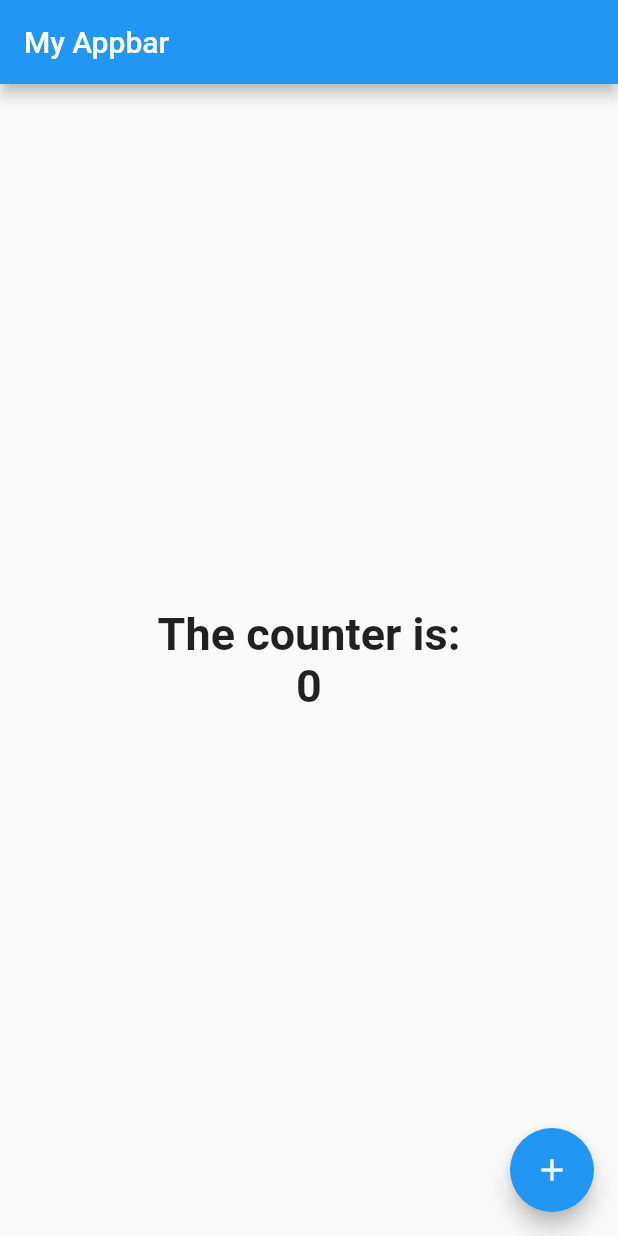
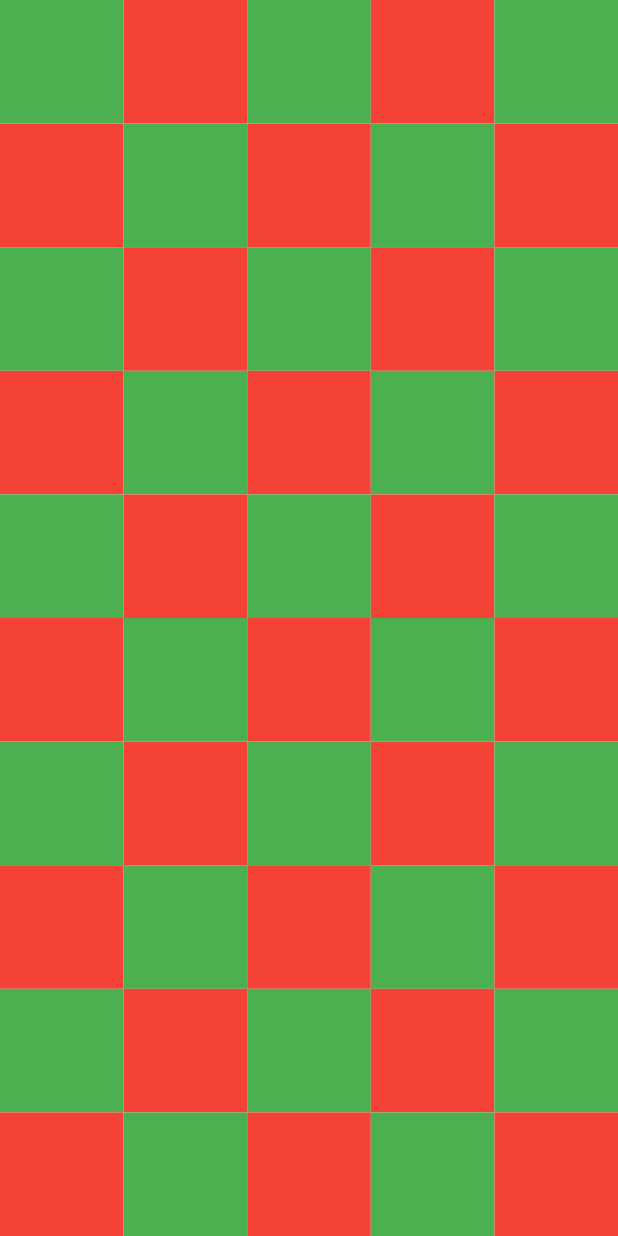
Before and after one commit to Suraj-Subedi/flutter_group2, a Flutter app: the screen it shows after launch, on a phone screen of 412 x 824 dp. Run offline on Flutter 3.47's test engine with Material 2 defaults, Android fonts, the phone set to English and light mode, and no system bars.

Commit message:
layout in flutter

```diff
--- a/lib/main.dart
+++ b/lib/main.dart
@@ -1,54 +1,83 @@
 import 'package:flutter/material.dart';
 
 void main() {
-  runApp(const MaterialApp(
-    home: MyHome(),
-  ));
+  runApp(const MyApp());
 }
 
-class MyHome extends StatefulWidget {
-  const MyHome({super.key});
+class MyApp extends StatelessWidget {
+  const MyApp({super.key});
+
+  // This widget is the root of your application.
+  @override
+  Widget build(BuildContext context) {
+    return MaterialApp(
+      debugShowCheckedModeBanner: false,
+      title: 'Flutter Demo',
+      theme: ThemeData(
+        primarySwatch: Colors.blue,
+      ),
+      home: const MyHomePage(title: 'Flutter Demo Home Page'),
+    );
+  }
+}
+
+class MyHomePage extends StatefulWidget {
+  const MyHomePage({super.key, required this.title});
+
+  final String title;
 
   @override
-  State<MyHome> createState() => _MyHomeState();
+  State<MyHomePage> createState() => _MyHomePageState();
 }
 
-class _MyHomeState extends State<MyHome> {
-  int counter = 0;
+class _MyHomePageState extends State<MyHomePage> {
   @override
   Widget build(BuildContext context) {
     return Scaffold(
-      appBar: AppBar(
-        title: const Text('My Appbar'),
+      body: SingleChildScrollView(
+        child: SizedBox(
+          child: Wrap(
+            // mainAxisAlignment: MainAxisAlignment.spaceEvenly,
+            // crossAxisAlignment: CrossAxisAlignment.center,
+            children: [
+              for (int i = 0; i < 100; i++)
+                Row(
+                  children: [
+                    for (int j = 0; j < 5; j++)
+                      Expanded(
+                        child: AspectRatio(
+                          aspectRatio: 1,
+                          child: Container(
+                            color: j % 2 == 0
+                                ? i % 2 == 0
+                                    ? Colors.green
+                                    : Colors.red
+                                : i % 2 == 0
+                                    ? Colors.red
+                                    : Colors.green,
+                          ),
+                        ),
+                      ),
+                  ],
+                ),
+
+              // Expanded(
+              //   flex: 1,
+              //   child: Container(
+              //     height: 200,
+              //     color: Colors.green,
+              //   ),
+              // ),
+              // Expanded(
+              //   child: Container(
+              //     height: 200,
+              //     color: Colors.blue,
+              //   ),
+              // ),
+            ],
+          ),
+        ),
       ),
-      body: Column(
-        mainAxisAlignment: MainAxisAlignment.center,
-        children: [
-          const Center(
-              child: Text(
-            'The counter is:',
-            style: TextStyle(
-              fontSize: 30,
-              fontWeight: FontWeight.bold,
-            ),
-          )),
-          Center(
-              child: Text(
-            '$counter',
-            style: const TextStyle(
-              fontSize: 30,
-              fontWeight: FontWeight.bold,
-            ),
-          )),
-        ],
-      ),
-      floatingActionButton: FloatingActionButton(
-          child: const Icon(Icons.add),
-          onPressed: () {
-            setState(() {
-              counter++;
-            });
-          }),
     );
   }
 }
--- a/pubspec.yaml
+++ b/pubspec.yaml
@@ -1,4 +1,4 @@
-name: june_28
+name: june_30
 description: A new Flutter project.
 # The following line prevents the package from being accidentally published to
 # pub.dev using `flutter pub publish`. This is preferred for private packages.
```
Also changed, not shown: pubspec.lock, 20 other files.
